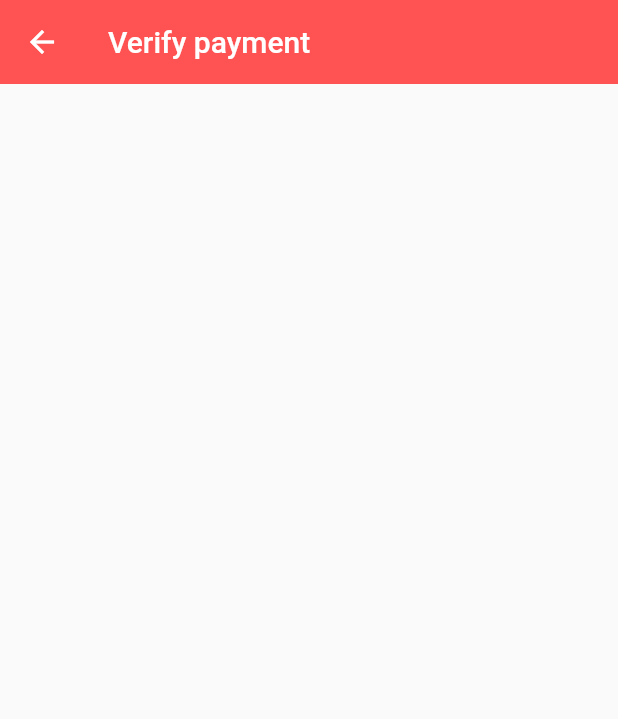
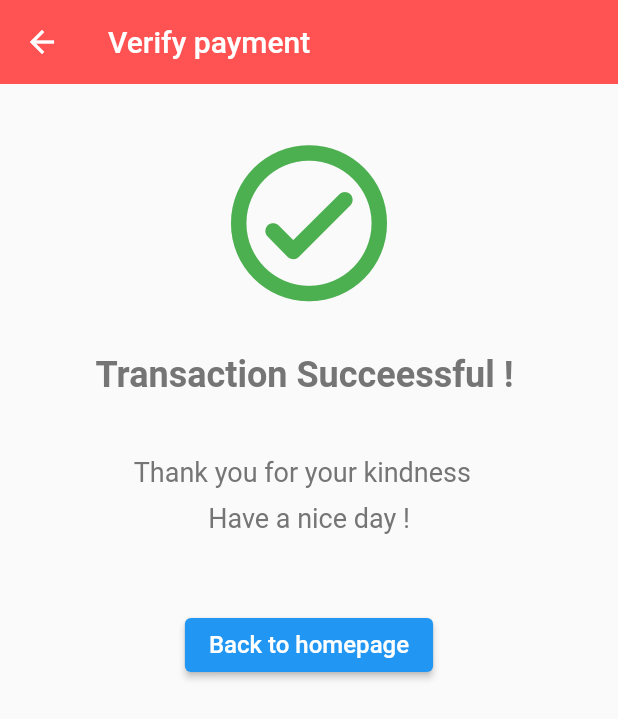
Before and after one commit to JowenPang/hunger, a Flutter app: the Successful screen opened directly, on a phone screen of 412 x 824 dp. Shown: the top 719 px of the screen. Run offline on Flutter 3.47's test engine with Material 2 defaults, Android fonts, the phone set to English and light mode, and no system bars; our stand-ins replace cloud_firestore, firebase_auth, flutter_credit_card, google_maps_flutter; accounts and stored records are empty.

Commit message:
[NEIL] commit again and again

```diff
--- a/lib/MapTracker.dart
+++ b/lib/MapTracker.dart
@@ -80,7 +80,8 @@ class MapTrackerState extends State<MapTracker>{
   @override
   Widget build(BuildContext context) {
     return MaterialApp(
-      home: Scaffold(
+      home: SafeArea(
+        child: Scaffold(
           appBar: AppBar(
             title: Text(widget.title),
             backgroundColor: Colors.blue,
@@ -236,6 +237,7 @@ class MapTrackerState extends State<MapTracker>{
               ]
           ),
         ),
+      ),
     );
   }
 }
--- a/lib/Payment.dart
+++ b/lib/Payment.dart
@@ -35,7 +35,7 @@ class _PaymentState extends State<Payment> {
       child: Scaffold(
         appBar: AppBar(
           title: Text('Verify payment'),
-          backgroundColor: Colors.redAccent,
+          backgroundColor: Colors.black,
           elevation: 0,
         ),
         body: SingleChildScrollView(
@@ -171,6 +171,7 @@ class _PaymentState extends State<Payment> {
                   ),
                   keyboardType: TextInputType.text,
                   maxLength: 4,
+
                 ),
               ),
 
--- a/lib/Sucessful.dart
+++ b/lib/Sucessful.dart
@@ -1,4 +1,6 @@
 import 'package:flutter/material.dart';
+
+import 'main.dart';
 
 class Successful extends StatefulWidget {
   @override
@@ -15,8 +17,67 @@ class _SuccessfulState extends State<Successful> {
           backgroundColor: Colors.redAccent,
           elevation: 0,
         ),
+        body: Column(
+          children: [
+            Container(
+              margin: EdgeInsets.only(top:30.0),
+              alignment: Alignment.center,
+              child: Icon (Icons.check_circle_outline_rounded,color: Colors.green,size:125)
+            ),
+            Padding(
+              padding: EdgeInsets.only(top:25.0),
+              child:Text(
+                'Transaction Succeessful ! ',
+                style: TextStyle(
+                  fontSize: 24,
+                  fontWeight: FontWeight.bold,
+                  color: Colors.grey[600],
+                ),
+              ),
+            ),
+            Padding(
+              padding: EdgeInsets.only(top:40.0),
+              child:Text(
+                'Thank you for your kindness  ',
+                style: TextStyle(
+                  fontSize: 18,
+                  color: Colors.grey[600],
+                ),
+              ),
+            ),
+            Padding(
+              padding: EdgeInsets.only(top:10.0),
+              child:Text(
+                'Have a nice day !',
+                style: TextStyle(
+                  fontSize: 18,
+                  color: Colors.grey[600],
+                ),
+              ),
+            ),
 
+            SizedBox(height: 50.0),
 
+            ElevatedButton(
+              style: ButtonStyle(
+                backgroundColor: MaterialStateProperty.all<Color>(Colors.blue),
+              ),
+              child:Text(
+                'Back to homepage',
+                style: TextStyle(
+                  color: Colors.white,
+                  fontSize: 16,
+                ),
+              ),
+              onPressed: (){
+                setState(() {
+                  Navigator.push(context,
+                      MaterialPageRoute(builder: (context)=> MyApp()));
+                });
+              },
+            ),
+          ],
+        ),
       ),
     );
   }
--- a/lib/Transaction.dart
+++ b/lib/Transaction.dart
@@ -1,4 +1,6 @@
 import 'package:flutter/material.dart';
+import 'FPX.dart';
+import 'GooglePay.dart';
 import 'Payment.dart';
 
 class Transaction extends StatelessWidget {
@@ -55,7 +57,7 @@ class Transaction extends StatelessWidget {
                           ElevatedButton(
                             onPressed: () {
                               Navigator.push(context,
-                                MaterialPageRoute(builder: (context)=> Payment()));
+                                MaterialPageRoute(builder: (context)=> GooglePay()));
                             } ,
                             child: RichText(
                                 text: TextSpan(
@@ -74,7 +76,7 @@ class Transaction extends StatelessWidget {
                           ElevatedButton(
                             onPressed: () {
                               Navigator.push(context,
-                                  MaterialPageRoute(builder: (context)=> Payment()));
+                                  MaterialPageRoute(builder: (context)=> FPX()));
                             } ,
                             child: RichText(
                                 text: TextSpan(
```
Also changed, not shown: lib/FPX.dart (added, +22 -0 lines), lib/GooglePay.dart (added, +19 -0 lines), lib/main.dart (+9 -2 lines). Lines whose indentation alone changed are shown as unchanged.
